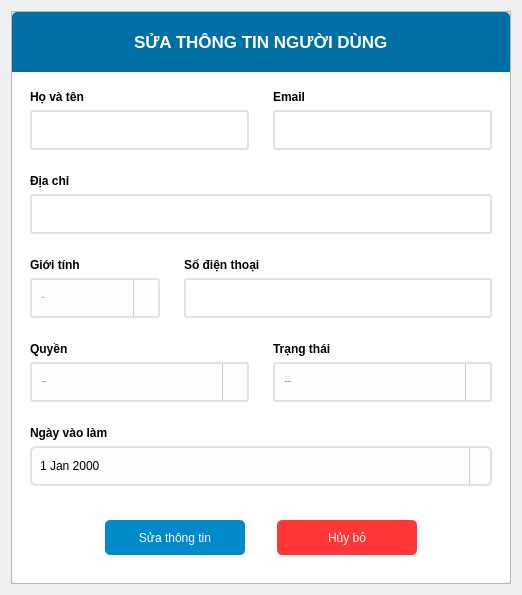
The window that UI/forms/manager/update_employee.ui (yuukun123/bakery-management-system) describes before a commit, drawn with Qt 5.
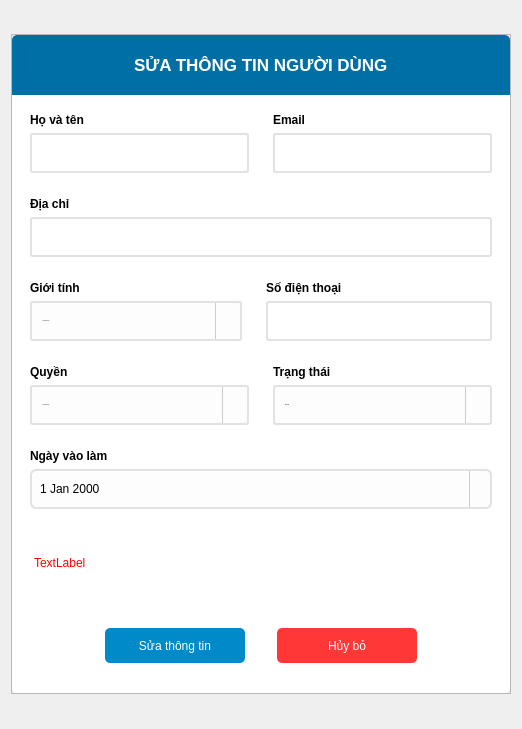
The same window after the commit. Icons and pictures are not drawn.

Diff of the .ui file:
```diff
--- a/UI/forms/manager/update_employee.ui
+++ b/UI/forms/manager/update_employee.ui
@@ -6,8 +6,8 @@
    <rect>
     <x>0</x>
     <y>0</y>
-    <width>518</width>
-    <height>591</height>
+    <width>522</width>
+    <height>729</height>
    </rect>
   </property>
   <property name="windowTitle">
@@ -25,13 +25,13 @@
      <property name="minimumSize">
       <size>
        <width>500</width>
-       <height>573</height>
+       <height>660</height>
       </size>
      </property>
      <property name="maximumSize">
       <size>
        <width>500</width>
-       <height>573</height>
+       <height>660</height>
       </size>
      </property>
      <property name="frameShape">
@@ -361,7 +361,7 @@
                 <widget class="QComboBox" name="sex_comboBox">
                  <property name="minimumSize">
                   <size>
-                   <width>130</width>
+                   <width>212</width>
                    <height>40</height>
                   </size>
                  </property>
@@ -402,6 +402,11 @@
 }
 </string>
                  </property>
+                 <item>
+                  <property name="text">
+                   <string>-- Vui lòng chọn --</string>
+                  </property>
+                 </item>
                  <item>
                   <property name="text">
                    <string>Nam</string>
@@ -568,6 +573,11 @@
 }
 </string>
                  </property>
+                 <item>
+                  <property name="text">
+                   <string>-- Vui lòng chọn --</string>
+                  </property>
+                 </item>
                  <item>
                   <property name="text">
                    <string>Nhân viên</string>
@@ -653,7 +663,7 @@
                  </property>
                  <item>
                   <property name="text">
-                   <string>Đang làm việc</string>
+                   <string>Đang làm</string>
                   </property>
                  </item>
                  <item>
@@ -820,6 +830,22 @@
            </layout>
           </widget>
          </item>
+         <item>
+          <widget class="QLabel" name="text_error">
+           <property name="font">
+            <font>
+             <pointsize>9</pointsize>
+            </font>
+           </property>
+           <property name="styleSheet">
+            <string notr="true">color: rgb(255, 0, 0);
+padding-left:10px;</string>
+           </property>
+           <property name="text">
+            <string>TextLabel</string>
+           </property>
+          </widget>
+         </item>
          <item alignment="Qt::AlignHCenter">
           <widget class="QFrame" name="frame_15">
            <property name="frameShape">
```
Left out of the diff: 6 changed lines with no effect on the pictures.
